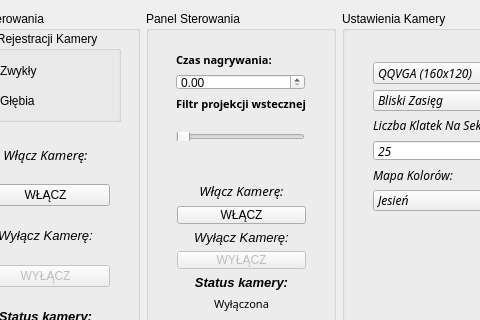
Above: mainwindow.ui from micavanco/SoftKinetic_App before the change; both pictures show x 257 to 737 and y 0 to 320 of the 1250 by 590 pixel window. Below: the same form after it.
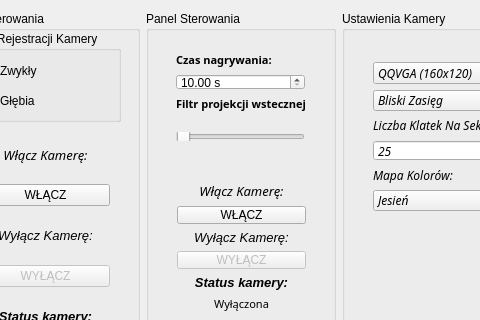
That is the form after the change.

What changed in the file:
```diff
--- a/mainwindow.ui
+++ b/mainwindow.ui
@@ -411,8 +411,20 @@
           </item>
           <item>
            <widget class="QDoubleSpinBox" name="timeSpinBox">
+            <property name="prefix">
+             <string/>
+            </property>
+            <property name="suffix">
+             <string> s</string>
+            </property>
+            <property name="minimum">
+             <double>10.000000000000000</double>
+            </property>
             <property name="maximum">
-             <double>2.000000000000000</double>
+             <double>180.000000000000000</double>
+            </property>
+            <property name="singleStep">
+             <double>1.000000000000000</double>
             </property>
            </widget>
           </item>
```
